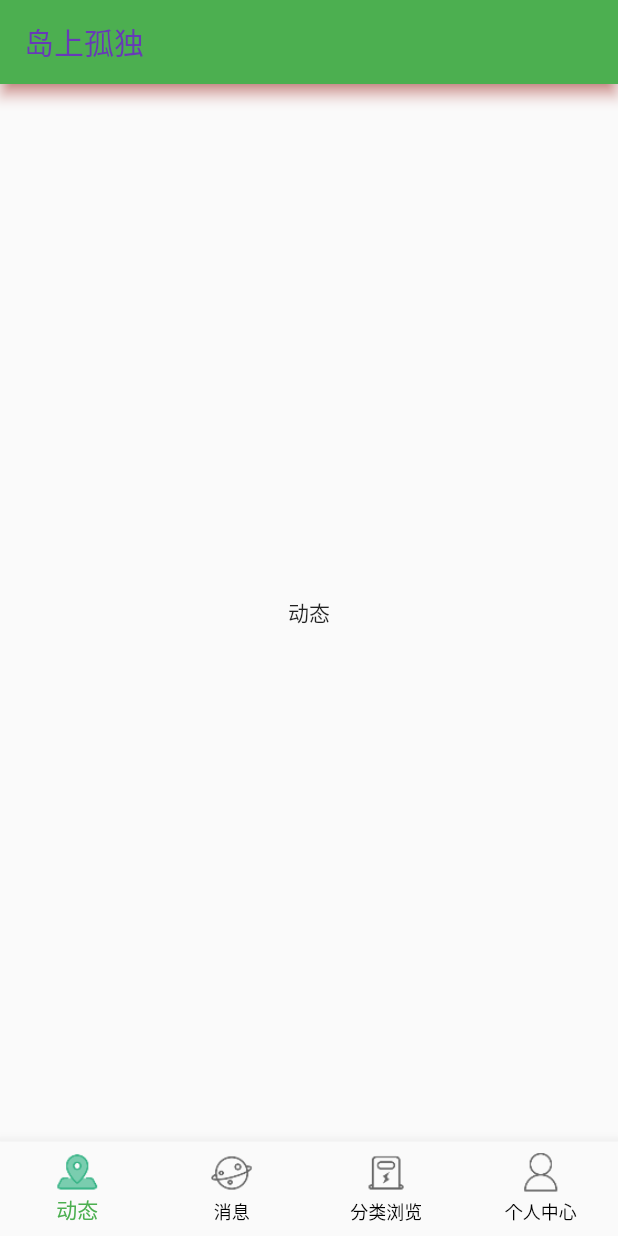
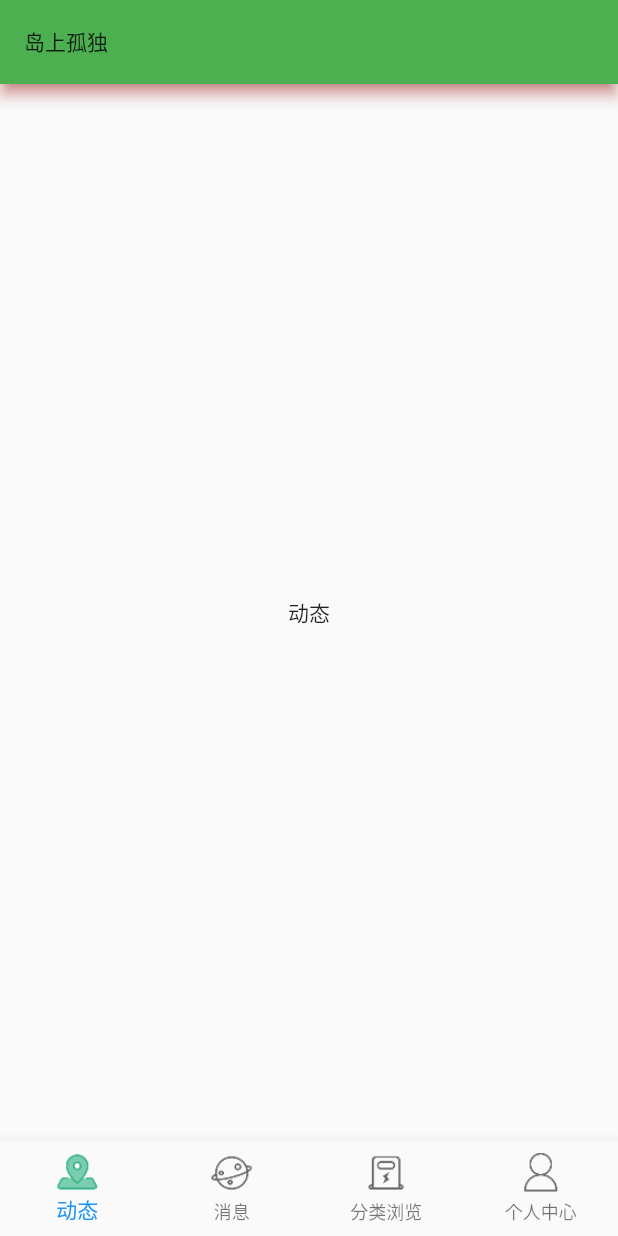
Before and after one commit to NIUNIUN/FlutterStudy, a Flutter app: the AppHomePage screen opened directly, on a phone screen of 412 x 824 dp. Run offline on Flutter 3.47's test engine with Material 2 defaults, Android fonts, the phone set to English and light mode, and no system bars.

Commit message:
设置 App 的主色调与字体

```diff
--- a/lib/BNBApp.dart
+++ b/lib/BNBApp.dart
@@ -32,7 +32,10 @@ class _AppHomePageState extends State<AppHomePage> {
   Widget build(BuildContext context) {
     return Scaffold(
       appBar: AppBar(
-        title: Text("岛上孤独"),
+        title: Text(
+          "岛上孤独",
+          style: Theme.of(context).textTheme.bodyText1,
+        ),
         backgroundColor: Colors.green,
         foregroundColor: Colors.deepPurple,
         shadowColor: Colors.red,
@@ -47,8 +50,7 @@ class _AppHomePageState extends State<AppHomePage> {
       ),
       bottomNavigationBar: BottomNavigationBar(
           type: BottomNavigationBarType.fixed,
-          selectedItemColor: Colors.green,
-          unselectedItemColor: Colors.black,
+          selectedItemColor: Theme.of(context).primaryColor,
           currentIndex: _index,
           onTap: _onBottomNavigationBarTapped,
           items: [
```
Also changed, not shown: lib/BNBmain.dart (+22 -1 lines).
